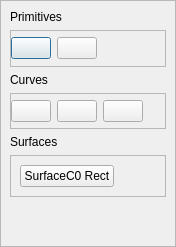
Before: the Qt Designer form apps/ifc_editor_qt/objects_dialog.ui in Jakub-Ciecierski/InfinityCAD, drawn with Qt 5.
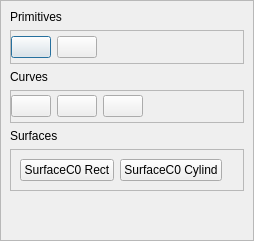
After: the same form once the commit is applied. Icons and pictures are not drawn.

Commit message: Rectangle and Cylinder Surfaces finished

```diff
--- a/apps/ifc_editor_qt/objects_dialog.ui
+++ b/apps/ifc_editor_qt/objects_dialog.ui
@@ -6,8 +6,8 @@
    <rect>
     <x>0</x>
     <y>0</y>
-    <width>176</width>
-    <height>247</height>
+    <width>254</width>
+    <height>241</height>
    </rect>
   </property>
   <property name="windowTitle">
@@ -39,8 +39,8 @@
        <rect>
         <x>0</x>
         <y>0</y>
-        <width>174</width>
-        <height>245</height>
+        <width>285</width>
+        <height>226</height>
        </rect>
       </property>
       <layout class="QVBoxLayout" name="verticalLayout_2">
@@ -312,6 +312,13 @@
             </property>
            </widget>
           </item>
+          <item>
+           <widget class="QPushButton" name="surfaceC0CylinderButton">
+            <property name="text">
+             <string>SurfaceC0 Cylind</string>
+            </property>
+           </widget>
+          </item>
           <item>
            <spacer name="horizontalSpacer_3">
             <property name="orientation">
```
Left out of the diff: 17 changed lines with no effect on the pictures. The commit also changes 29 other files.
